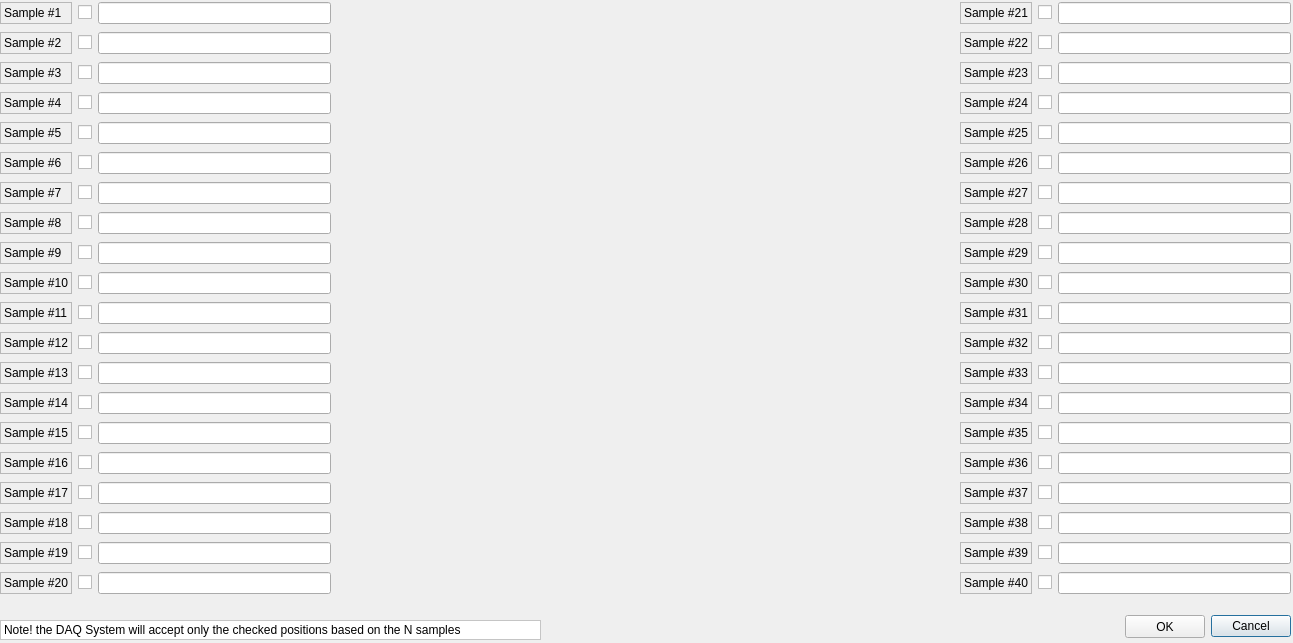
The window that UI/DAQ_Tool/MS/samples.ui (SESAME-Synchrotron/MS-XPD-ScanTool) describes before a commit, drawn with Qt 5.
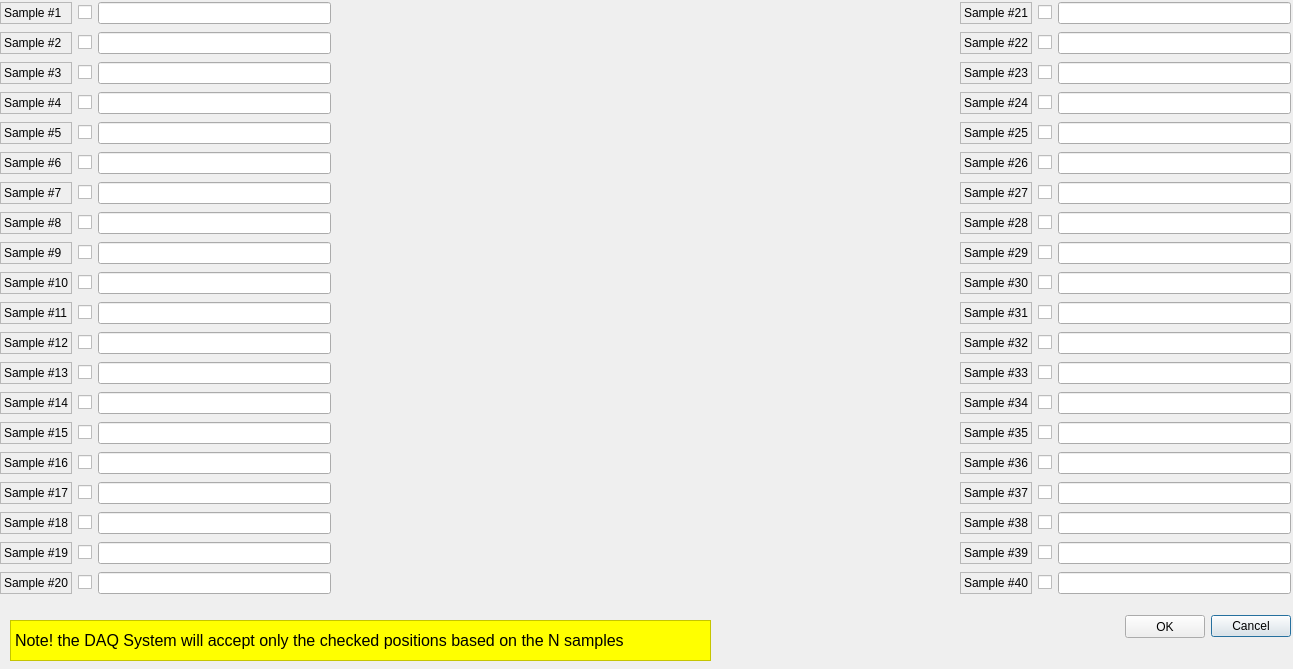
The same window after the commit. Icons and pictures are not drawn. Custom widgets are drawn as their Qt base class.

```diff
--- a/UI/DAQ_Tool/MS/samples.ui
+++ b/UI/DAQ_Tool/MS/samples.ui
@@ -7,7 +7,7 @@
     <x>0</x>
     <y>0</y>
     <width>1293</width>
-    <height>643</height>
+    <height>669</height>
    </rect>
   </property>
   <property name="windowTitle">
@@ -1943,14 +1943,19 @@
   <widget class="QLabel" name="caution">
    <property name="geometry">
     <rect>
-     <x>0</x>
+     <x>10</x>
      <y>620</y>
-     <width>541</width>
-     <height>20</height>
+     <width>701</width>
+     <height>41</height>
     </rect>
    </property>
+   <property name="font">
+    <font>
+     <pointsize>12</pointsize>
+    </font>
+   </property>
    <property name="styleSheet">
-    <string notr="true">background-color: rgb(255, 255, 255);</string>
+    <string notr="true">background-color: rgb(255, 255, 0);</string>
    </property>
    <property name="frameShape">
     <enum>QFrame::StyledPanel</enum>
```
Left out of the diff: 80 changed lines with no effect on the pictures.
